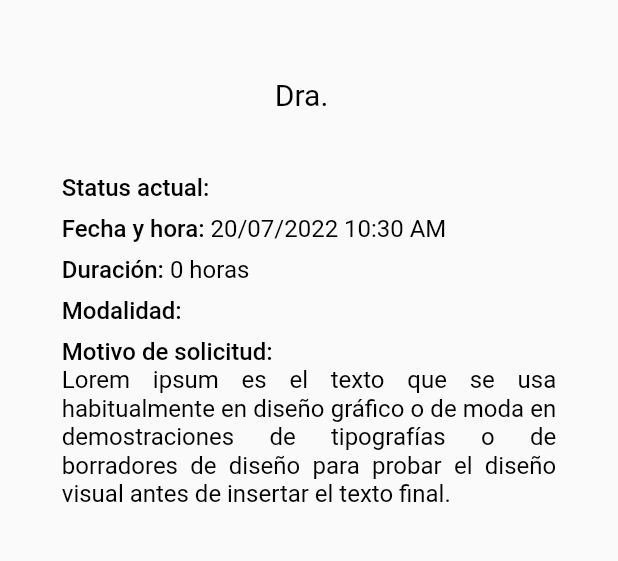
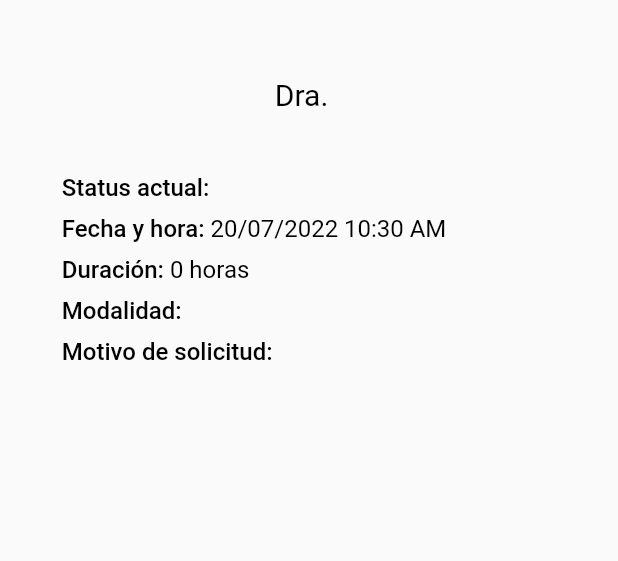
Before and after one commit to The-Hackers-UCAB/myOnlineDoctor-doctor-mobile, a Flutter app: the AppointmentDetailPage screen opened directly with empty values, on a phone screen of 412 x 824 dp, the part 331-892 px from its top. Run offline on Flutter 3.47's test engine with Material 2 defaults, Android fonts, the phone set to English and light mode, and no system bars; our stand-ins replace connectivity_plus, curved_navigation_bar, device_info_plus, dio, firebase_core, firebase_messaging and 5 more; missing offline and left inert: agora_rtc_engine; accounts and stored records are empty; Roboto replaces fonts that are missing (Garet Light).

Commit message:
Fixed some visual bugs

```diff
--- a/my_online_doctor/lib/application/bloc/logout/logout_bloc.dart
+++ b/my_online_doctor/lib/application/bloc/logout/logout_bloc.dart
@@ -30,7 +30,7 @@ class LogoutBloc extends Bloc<LogoutEvent, LogoutState> {
  //Constructor
   //You have to declare the StateInitial as the first state
   LogoutBloc() : super(LogoutStateInitial()) {
-    on<LogoutEventNavigateToWith>(_navigateToEventToState);
+    on<LogoutEventNavigateToWith>(_navigateToWithEventToState);
     on<LogoutEventLogoutPatient>(_logoutPatientEventToState);
 
   }
@@ -44,7 +44,7 @@ class LogoutBloc extends Bloc<LogoutEvent, LogoutState> {
 
   ///This method is called when the event is [LogoutEventNavigateTo]
   ///It navigates to the specified page.
-  void _navigateToEventToState(LogoutEventNavigateToWith event, Emitter<LogoutState> emit) {
+  void _navigateToWithEventToState(LogoutEventNavigateToWith event, Emitter<LogoutState> emit) {
     _navigatorManager.navigateToWithReplacement(event.routeName);
   }
 
--- a/my_online_doctor/lib/infrastructure/ui/appointment/appointment_detail_page.dart
+++ b/my_online_doctor/lib/infrastructure/ui/appointment/appointment_detail_page.dart
@@ -83,12 +83,12 @@ class _AppointmentDetailPageState extends State<AppointmentDetailPage> {
         _buildAppointmentType(context),
         heightSeparator(context, 0.01),
         _buildAppointmentDescription(context),
-        if(widget.appointment.status == 'ACEPTADsA')  Container(
+        if(widget.appointment.status == 'ACEPTADA')  Container(
             height: MediaQuery.of(context).size.height * 0.10,
             margin: generalMarginView,
             child:  _appointmentRenderButton(context, false),
         ),
-        if(widget.appointment.status == 'ACEPTADA')  Row(
+        if(widget.appointment.status == 'AGENDADA')  Row(
           mainAxisAlignment: MainAxisAlignment.center,
           children: [
             Expanded(
@@ -118,6 +118,8 @@ class _AppointmentDetailPageState extends State<AppointmentDetailPage> {
 
 
   Widget _buildAppointmentTopInformation(BuildContext context) => Column(
+    mainAxisAlignment: MainAxisAlignment.center,
+    crossAxisAlignment: CrossAxisAlignment.center,
     children: [
       Text(widget.appointment.specialty.specialty,
         textAlign: TextAlign.center,
@@ -205,9 +207,12 @@ class _AppointmentDetailPageState extends State<AppointmentDetailPage> {
         crossAxisAlignment: CrossAxisAlignment.start,
         children: [
           Text('Motivo de solicitud: ', style: Theme.of(context).textTheme.bodyText1!.copyWith(fontSize: 16),),
-           Text('Lorem ipsum es el texto que se usa habitualmente en diseño gráfico o de moda en demostraciones de tipografías o de borradores de diseño para probar el diseño visual antes de insertar el texto final.',
+          Padding(
+            padding: EdgeInsets.only(left: MediaQuery.of(context).size.width * 0.05),
+            child: Text(widget.appointment.description,
               style: Theme.of(context).textTheme.bodyText2!.copyWith(fontSize: 16), maxLines: null, textAlign: TextAlign.justify,
             ),
+          ),
         ],
       ),
     ),
```
